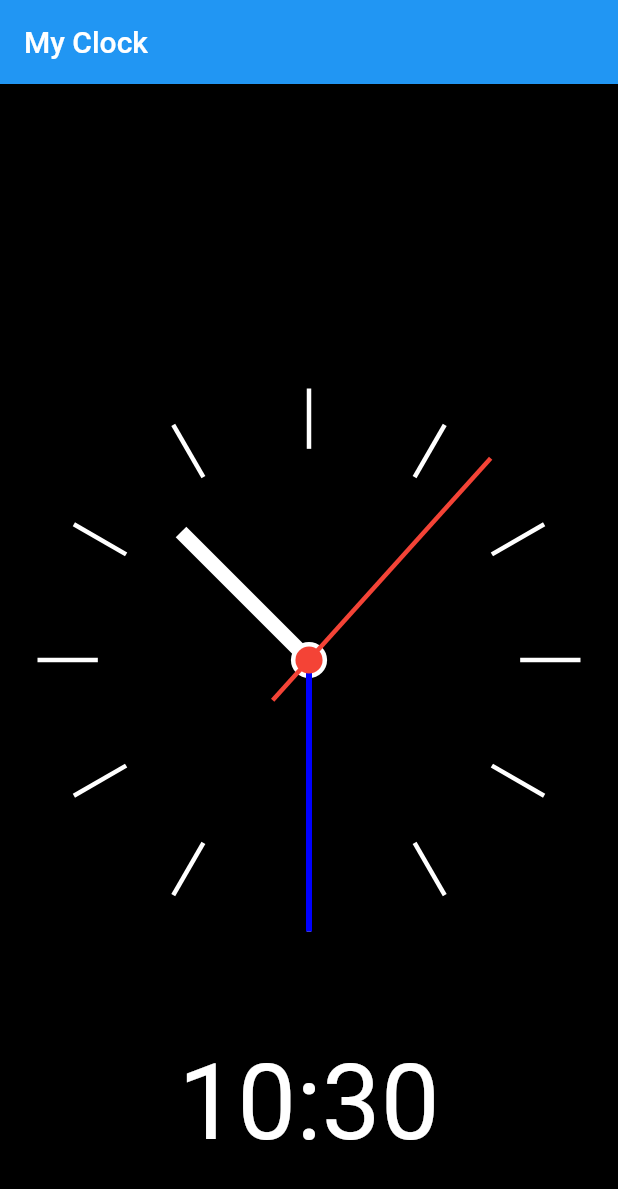
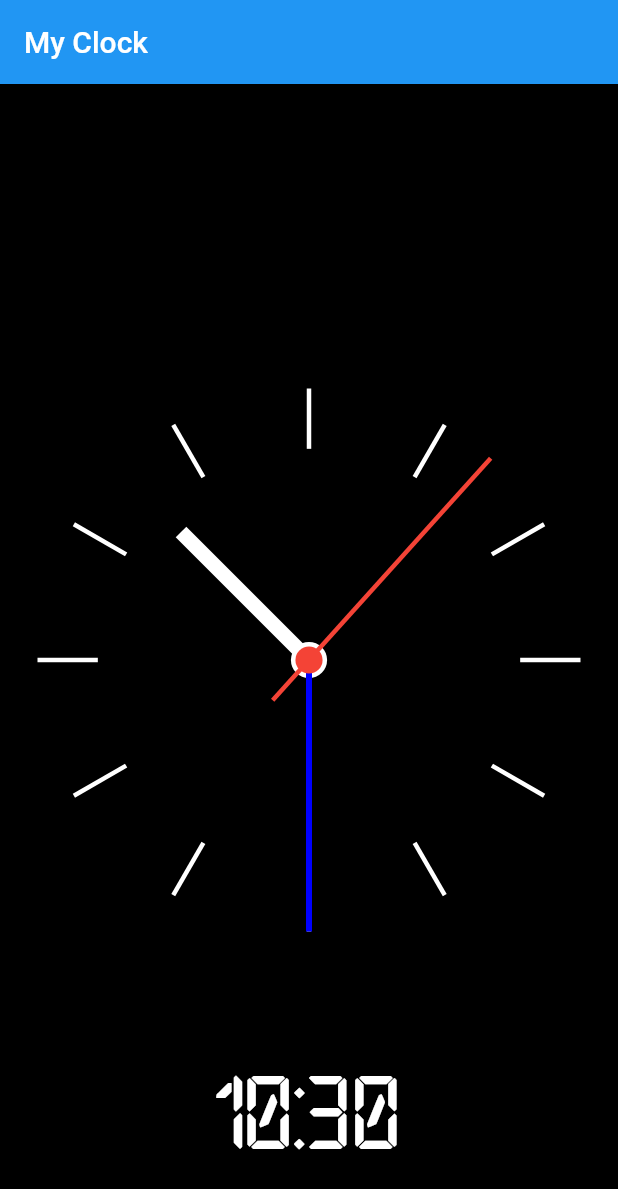
Before and after one commit to kpscheffel/basic_clock, a Flutter app: the screen it shows after launch, on a phone screen of 412 x 824 dp. Shown: the top 1189 px of the screen. Run offline on Flutter 3.47's test engine with Material 2 defaults, Android fonts, the phone set to English and light mode, and no system bars; statements that could not run were skipped.

Commit message:
Readd fonts back into app so that the digitatl clock has an LCD look.

```diff
--- a/lib/main.dart
+++ b/lib/main.dart
@@ -11,7 +11,7 @@ class MyApp extends StatelessWidget {
     return MaterialApp(
       title: "My Clock",
       home: DrawingClock(),
-      theme: ThemeData(fontFamily: "Raleway"),
+      //theme: ThemeData(fontFamily: "Raleway"),
     );
   }
 }
```
Also changed, not shown: pubspec.yaml (+8 -0 lines), assets/fonts/Open24DisplaySt.ttf (added), assets/fonts/Raleway-Black.ttf (added), assets/fonts/Raleway-Regular.ttf (added).
